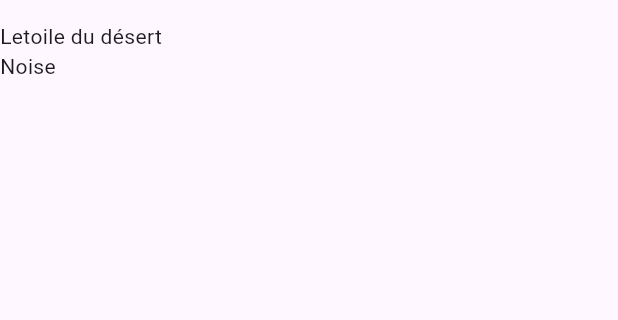
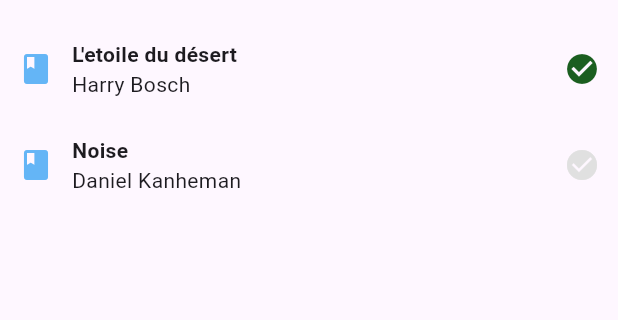
Before and after one commit to nrouelle/bibliotech_ui, a Flutter app: the screen it shows after launch, on a phone screen of 412 x 824 dp, the part 63-383 px from its top. Run offline on Flutter 3.47's test engine with Material 3 defaults, Android fonts, the phone set to English and light mode, and no system bars; missing offline and left inert: dart:ffi; generated files the repository leaves out were written again.

Commit message:
use BookItem widget to display book in the list

```diff
--- a/lib/src/books/books_list_view.dart
+++ b/lib/src/books/books_list_view.dart
@@ -23,7 +23,6 @@ class _MyBookListViewState extends State<BookListView> {
 
   @override
   void initState() {
-    // TODO: implement initState
     super.initState();
     futureBooks = controller.loadBooks();
   }
@@ -58,12 +57,20 @@ class _MyBookListViewState extends State<BookListView> {
             child: FutureBuilder<List<Book>>(
                 future: futureBooks,
                 builder: (context, snapshot) {
-                  if (snapshot.hasData &&
+                  List<Book>? books = snapshot.data;
+                  if (books != null &&
                       snapshot.connectionState == ConnectionState.done) {
                     return ListView.builder(
-                      itemCount: snapshot.data!.length,
+                      itemCount: books!.length,
                       itemBuilder: (context, index) {
-                        return Text(snapshot.data?[index].title ?? "got null");
+                        Book book = books[index];
+                        return BookItem(
+                          title: book.title,
+                          author: book.author,
+                          read: (book.read
+                              ? Colors.green[900]
+                              : Colors.grey[300]),
+                        );
                       },
                     );
                   }
@@ -86,24 +93,35 @@ class BookItem extends StatelessWidget {
 
   final String title;
   final String author;
-  final Bool read;
+  final Color? read;
 
   @override
   Widget build(BuildContext context) {
     return Padding(
-      padding: const EdgeInsets.all(32),
+      padding: const EdgeInsets.all(12),
       child: Row(
         children: [
           Icon(
             Icons.book,
             color: Colors.blue[300],
           ),
-          // Text
-          const Text('toto'),
+          Expanded(
+              child: Padding(
+                  padding: const EdgeInsets.only(left: 12),
+                  child: Column(
+                    crossAxisAlignment: CrossAxisAlignment.start,
+                    children: [
+                      Text(title,
+                          style: const TextStyle(
+                            fontWeight: FontWeight.bold,
+                          )),
+                      Text(author),
+                    ],
+                  ))),
           // Icon read
           Icon(
             Icons.check_circle,
-            color: Colors.green[600],
+            color: read,
           ),
         ],
       ),
--- a/lib/src/books/books_service.dart
+++ b/lib/src/books/books_service.dart
@@ -8,7 +8,7 @@ class BooksService {
     final List<Book> bookList;
 
     bookList = const [
-      Book('Letoile du désert', 'Harry Bosch', '2024', true),
+      Book('L\'etoile du désert', 'Harry Bosch', '2024', true),
       Book('Noise', 'Daniel Kanheman', '2024', false)
     ];
     return bookList;
```
